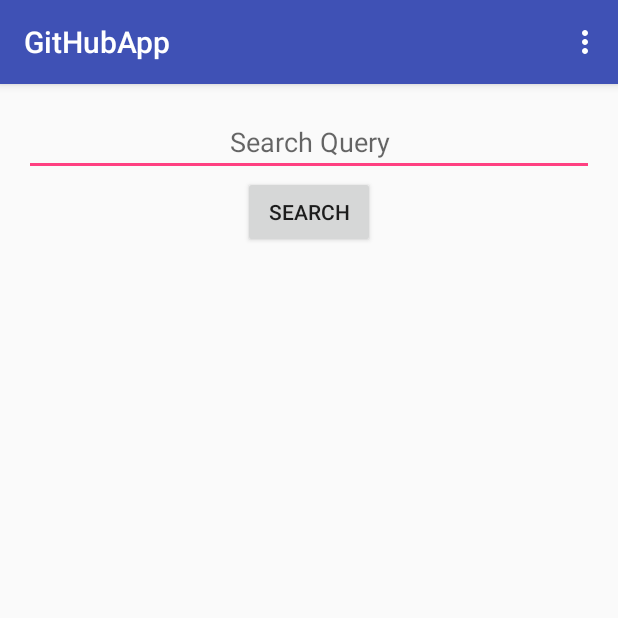
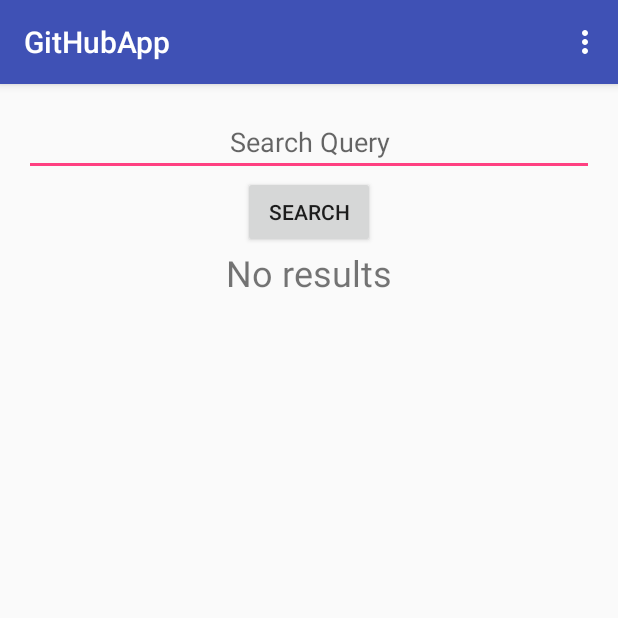
Before and after one commit to dean95/github-search, an Android app: the screen it shows after launch (RepositorySearchActivity), after a tap on "SEARCH", on a phone screen of 412 x 824 dp, the top half of it. Run offline under Robolectric (Android 15) with nearby library versions, the phone set to English and light mode, and no system bars.

Commit message:
Check connectivity status and add empty view

```diff
--- a/app/src/main/AndroidManifest.xml
+++ b/app/src/main/AndroidManifest.xml
@@ -2,7 +2,8 @@
 <manifest xmlns:android="http://schemas.android.com/apk/res/android"
     package="com.example.dean.githubapp">
 
-    <uses-permission android:name="android.permission.INTERNET" />
+    <uses-permission android:name="android.permission.INTERNET"/>
+    <uses-permission android:name="android.permission.ACCESS_NETWORK_STATE"/>
 
     <application
         android:allowBackup="true"
--- a/app/src/main/java/com/example/dean/githubapp/RepositorySearchActivity.java
+++ b/app/src/main/java/com/example/dean/githubapp/RepositorySearchActivity.java
@@ -5,6 +5,8 @@ import android.content.AsyncTaskLoader;
 import android.content.Intent;
 import android.content.Loader;
 import android.content.SharedPreferences;
+import android.net.ConnectivityManager;
+import android.net.NetworkInfo;
 import android.os.AsyncTask;
 import android.preference.PreferenceManager;
 import android.support.v7.app.AppCompatActivity;
@@ -43,6 +45,7 @@ public class RepositorySearchActivity extends AppCompatActivity
     private Button mSearchButton;
     private RecyclerView mRepositoriesRecycler;
     private RepositoryAdapter mAdapter;
+    private TextView mEmptyView;
 
     private List<Repository> mRepositoryList;
 
@@ -54,6 +57,7 @@ public class RepositorySearchActivity extends AppCompatActivity
         mSearchBoxEditText = (EditText) findViewById(R.id.et_query);
         mSearchButton = (Button) findViewById(R.id.btn_search);
         mRepositoriesRecycler = (RecyclerView) findViewById(R.id.rv_repositories);
+        mEmptyView = (TextView) findViewById(R.id.tv_empty_view);
 
         LinearLayoutManager layoutManager = new LinearLayoutManager(this);
         mRepositoriesRecycler.setLayoutManager(layoutManager);
@@ -124,9 +128,14 @@ public class RepositorySearchActivity extends AppCompatActivity
 
     @Override
     public void onLoadFinished(Loader<List<Repository>> loader, List<Repository> repositoryList) {
-        if (repositoryList == null) {
+        if (repositoryList == null || repositoryList.isEmpty()) {
+            mRepositoriesRecycler.setVisibility(View.GONE);
+            mEmptyView.setVisibility(View.VISIBLE);
             return;
         }
+
+        mEmptyView.setVisibility(View.GONE);
+        mRepositoriesRecycler.setVisibility(View.VISIBLE);
 
         mRepositoryList = repositoryList;
 
@@ -182,6 +191,11 @@ public class RepositorySearchActivity extends AppCompatActivity
         Bundle queryBundle = new Bundle();
         queryBundle.putString(SEARCH_QUERY_URL_EXTRA, githubRequestUrl.toString());
 
+        if (!checkNetworkConnection()) {
+            Toast.makeText(this, "No internet connection", Toast.LENGTH_SHORT).show();
+            return;
+        }
+
         LoaderManager loaderManager = getLoaderManager();
         Loader<List<Repository>> githubSearchLoader = loaderManager.getLoader(LOADER_ID);
 
@@ -202,4 +216,17 @@ public class RepositorySearchActivity extends AppCompatActivity
 
         return sortBy;
     }
+
+    public boolean checkNetworkConnection() {
+        ConnectivityManager connManager = (ConnectivityManager)
+                getSystemService(CONNECTIVITY_SERVICE);
+
+        NetworkInfo networkInfo = connManager.getActiveNetworkInfo();
+
+        if (networkInfo != null && networkInfo.isConnectedOrConnecting()) {
+            return true;
+        } else {
+            return false;
+        }
+    }
 }
--- a/app/src/main/java/com/example/dean/githubapp/utilities/NetworkUtils.java
+++ b/app/src/main/java/com/example/dean/githubapp/utilities/NetworkUtils.java
@@ -1,5 +1,6 @@
 package com.example.dean.githubapp.utilities;
 
+import android.net.ConnectivityManager;
 import android.net.Uri;
 import android.text.TextUtils;
 import android.util.Log;
--- a/app/src/main/res/layout/activity_repository_search.xml
+++ b/app/src/main/res/layout/activity_repository_search.xml
@@ -30,4 +30,13 @@
         android:id="@+id/rv_repositories"
         android:layout_width="match_parent"
         android:layout_height="wrap_content" />
+
+    <TextView
+        android:id="@+id/tv_empty_view"
+        android:layout_width="wrap_content"
+        android:layout_height="wrap_content"
+        android:layout_gravity="center"
+        android:visibility="gone"
+        android:textSize="24sp"
+        android:text="@string/no_result"/>
 </LinearLayout>
--- a/app/src/main/res/values/strings.xml
+++ b/app/src/main/res/values/strings.xml
@@ -23,4 +23,5 @@
     <string name="pref_sort_by_updated_value" translatable="false">updated</string>
     <string name="details_label">Details</string>
     <string name="action_show_in_browser">Show in browser</string>
+    <string name="no_result">No results</string>
 </resources>
```
